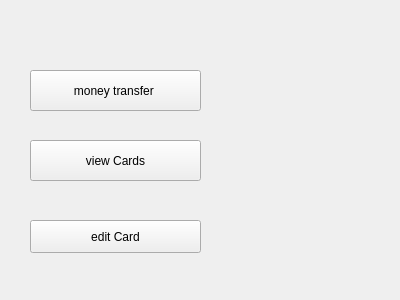
anashaybani/Bank, file customermainwindow.ui: the form before one commit.
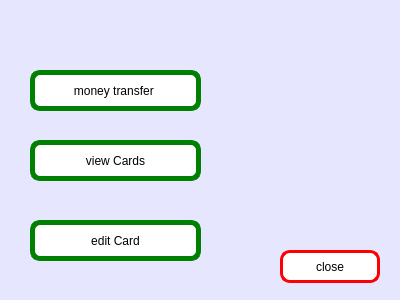
The form after the commit.

What changed in the file:
```diff
--- a/customermainwindow.ui
+++ b/customermainwindow.ui
@@ -13,6 +13,11 @@
   <property name="windowTitle">
    <string>Form</string>
   </property>
+  <property name="styleSheet">
+   <string notr="true">background-color: rgb(230, 230, 255);
+color: rgb(0, 0, 0);
+</string>
+  </property>
   <widget class="QPushButton" name="transferButton">
    <property name="geometry">
     <rect>
@@ -22,6 +27,14 @@
      <height>41</height>
     </rect>
    </property>
+   <property name="styleSheet">
+    <string notr="true">border:5px solid green;
+font: 10pt &quot;Segoe UI&quot;;
+background: rgb(255, 255, 255);
+color: rgb(0, 0, 0);
+gridline-color: rgb(0, 0, 0);
+border-radius:10px;</string>
+   </property>
    <property name="text">
     <string>money transfer </string>
    </property>
@@ -35,6 +48,14 @@
      <height>41</height>
     </rect>
    </property>
+   <property name="styleSheet">
+    <string notr="true">border:5px solid green;
+font: 10pt &quot;Segoe UI&quot;;
+background: rgb(255, 255, 255);
+color: rgb(0, 0, 0);
+gridline-color: rgb(0, 0, 0);
+border-radius:10px;</string>
+   </property>
    <property name="text">
     <string>view Cards</string>
    </property>
@@ -45,13 +66,42 @@
      <x>30</x>
      <y>220</y>
      <width>171</width>
-     <height>33</height>
+     <height>41</height>
     </rect>
    </property>
+   <property name="styleSheet">
+    <string notr="true">border:5px solid green;
+font: 10pt &quot;Segoe UI&quot;;
+background: rgb(255, 255, 255);
+color: rgb(0, 0, 0);
+gridline-color: rgb(0, 0, 0);
+border-radius:10px;</string>
+   </property>
    <property name="text">
     <string>edit Card</string>
    </property>
   </widget>
+  <widget class="QPushButton" name="closeButton">
+   <property name="geometry">
+    <rect>
+     <x>280</x>
+     <y>250</y>
+     <width>100</width>
+     <height>33</height>
+    </rect>
+   </property>
+   <property name="styleSheet">
+    <string notr="true">border:3px solid red;
+font: 10pt &quot;Segoe UI&quot;;
+background: rgb(255, 255, 255);
+color: rgb(0, 0, 0);
+gridline-color: rgb(0, 0, 0);
+border-radius:10px;</string>
+   </property>
+   <property name="text">
+    <string>close</string>
+   </property>
+  </widget>
  </widget>
  <resources/>
  <connections/>
```
